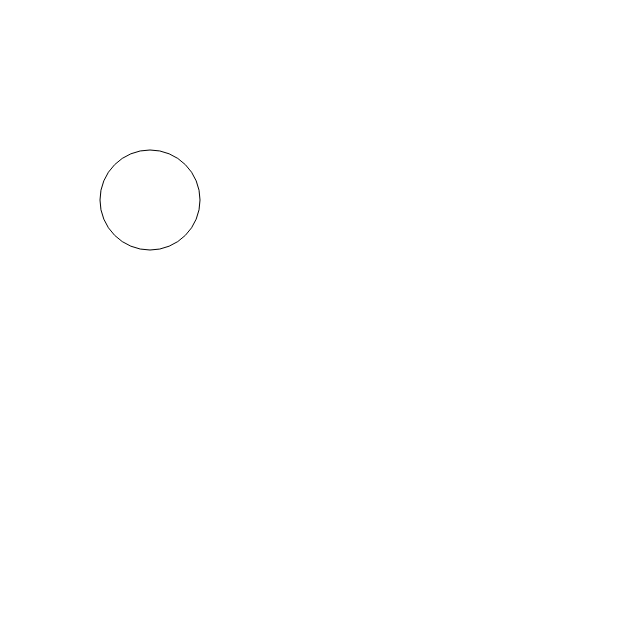
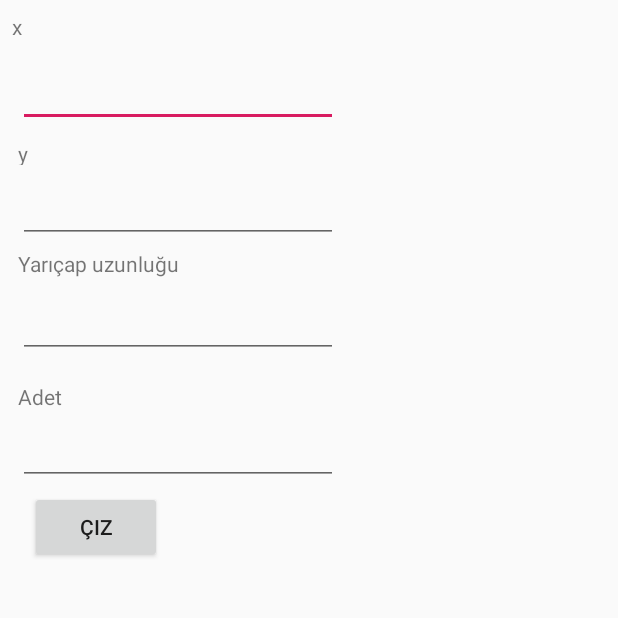
Before and after one commit to kucuk13/My-First-Android-Project---Drawing-Circle, an Android app: the screen it shows after launch (MainActivity), on a phone screen of 412 x 824 dp, the top half of it. Before the commit the part shown is almost empty. Run offline under Robolectric (Android 15) with nearby library versions, the phone set to English and light mode, and no system bars.

Commit message:
Draws n tangent circles on the screen with the entered values(x, y, radius, n).

```diff
--- a/app/build.gradle
+++ b/app/build.gradle
@@ -23,6 +23,7 @@ dependencies {
     implementation fileTree(dir: 'libs', include: ['*.jar'])
     implementation 'androidx.appcompat:appcompat:1.0.2'
     implementation 'androidx.constraintlayout:constraintlayout:1.1.3'
+    implementation 'com.google.android.material:material:1.0.0'
     testİmplementation 'junit:junit:4.12'
     androidTestİmplementation 'com.android.support.test:runner:1.0.2'
     androidTestİmplementation 'com.android.support.test.espresso:espresso-core:3.0.2'
--- a/app/src/main/java/com/example/proje/MainActivity.java
+++ b/app/src/main/java/com/example/proje/MainActivity.java
@@ -8,22 +8,39 @@ import android.os.Bundle;
 import android.view.View;
 import android.view.WindowManager;
 import androidx.appcompat.app.AppCompatActivity;
+import android.widget.EditText;
 
-public class MainActivity extends AppCompatActivity
-{
+public class MainActivity extends AppCompatActivity {
 
+    public static int a;
+    public static int b;
+    public static int c;
+    public static int d;
     @Override
-    public void onCreate(Bundle savedInstanceState)
-    {
+    protected void onCreate(Bundle savedInstanceState) {
         super.onCreate(savedInstanceState);
         getSupportActionBar().hide();
         getWindow().setFlags(WindowManager.LayoutParams.FLAG_FULLSCREEN,
                 WindowManager.LayoutParams.FLAG_FULLSCREEN);
+        setContentView(R.layout.activity_main);
+
+    }
+
+    public void draw(View v){
+        final EditText xe = (EditText) findViewById(R.id.x);
+        final EditText ye = (EditText) findViewById(R.id.y);
+        final EditText re = (EditText) findViewById(R.id.r);
+        final EditText ne = (EditText) findViewById(R.id.n);
+        a = Integer.parseInt(xe.getText().toString());
+        b = Integer.parseInt(ye.getText().toString());
+        c = Integer.parseInt(re.getText().toString());
+        d = Integer.parseInt(ne.getText().toString());
         setContentView(new MyView(this));
     }
 
     public class MyView extends View
     {
+
         Paint paint = null;
         public MyView(Context context)
         {
@@ -35,17 +52,24 @@ public class MainActivity extends AppCompatActivity
         protected void onDraw(Canvas canvas)
         {
             super.onDraw(canvas);
-            int x = 300;
-            int y = 400;
+            int x = a;
+            int y = b;
             int radius;
-            radius = 50;
-            paint.setStyle(Paint.Style.STROKE); //FILL = doldur, STROKE = sadece kenarlarını çiz
+            radius = c;
+            paint.setStyle(Paint.Style.FILL);
             paint.setColor(Color.WHITE);
             canvas.drawPaint(paint);
-            // Use Color.parseColor to define HTML colors
             paint.setColor(Color.BLACK);
             canvas.drawCircle(x / 2, y / 2, radius, paint);
-            //canvas.drawCircle(200, 300, radius, paint);
+            int i ;
+            d = d - 1;
+            for (i = 0; i < d; i++){
+                x = x + (c * 4);
+                paint.setStyle(Paint.Style.STROKE);
+                canvas.drawCircle(x / 2, y / 2, radius, paint);
+            }
         }
     }
+
+
 }
--- a/app/src/main/res/layout/activity_main.xml
+++ b/app/src/main/res/layout/activity_main.xml
@@ -8,13 +8,94 @@
 
     <TextView
         android:id="@+id/textView"
-        android:layout_width="395dp"
+        android:layout_width="0dp"
         android:layout_height="wrap_content"
-        android:layout_marginStart="16dp"
-        android:layout_marginTop="16dp"
-        android:text="Hello Android!"
+        android:layout_marginStart="8dp"
+        android:layout_marginTop="8dp"
+        android:text="x"
         app:layout_constraintStart_toStartOf="parent"
         app:layout_constraintTop_toTopOf="parent" />
 
+    <EditText
+        android:id="@+id/x"
+        android:layout_width="wrap_content"
+        android:layout_height="wrap_content"
+        android:layout_marginStart="4dp"
+        android:layout_marginTop="12dp"
+        android:ems="10"
+        android:inputType="number"
+        app:layout_constraintStart_toStartOf="@+id/textView"
+        app:layout_constraintTop_toBottomOf="@+id/textView" />
+
+    <TextView
+        android:id="@+id/textView3"
+        android:layout_width="9dp"
+        android:layout_height="17dp"
+        android:layout_marginTop="8dp"
+        android:text="y"
+        app:layout_constraintStart_toStartOf="@+id/x"
+        app:layout_constraintTop_toBottomOf="@+id/x" />
+
+    <EditText
+        android:id="@+id/y"
+        android:layout_width="wrap_content"
+        android:layout_height="wrap_content"
+        android:layout_marginTop="24dp"
+        android:ems="10"
+        android:inputType="number"
+        app:layout_constraintStart_toStartOf="@+id/textView3"
+        app:layout_constraintTop_toTopOf="@+id/textView3" />
+
+    <TextView
+        android:id="@+id/textView4"
+        android:layout_width="wrap_content"
+        android:layout_height="wrap_content"
+        android:layout_marginTop="4dp"
+        android:text="Yarıçap uzunluğu"
+        app:layout_constraintStart_toStartOf="@+id/y"
+        app:layout_constraintTop_toBottomOf="@+id/y" />
+
+    <EditText
+        android:id="@+id/r"
+        android:layout_width="wrap_content"
+        android:layout_height="wrap_content"
+        android:layout_marginTop="8dp"
+        android:ems="10"
+        android:inputType="number"
+        app:layout_constraintStart_toStartOf="@+id/textView4"
+        app:layout_constraintTop_toBottomOf="@+id/textView4" />
+
+    <TextView
+        android:id="@+id/textView5"
+        android:layout_width="wrap_content"
+        android:layout_height="wrap_content"
+        android:layout_marginTop="16dp"
+        android:text="Adet"
+        app:layout_constraintStart_toStartOf="@+id/r"
+        app:layout_constraintTop_toBottomOf="@+id/r" />
+
+    <EditText
+        android:id="@+id/n"
+        android:layout_width="wrap_content"
+        android:layout_height="wrap_content"
+        android:layout_marginTop="4dp"
+        android:ems="10"
+        android:inputType="number"
+        app:layout_constraintStart_toStartOf="@+id/textView5"
+        app:layout_constraintTop_toBottomOf="@+id/textView5" />
+
+    <Button
+        android:id="@+id/bt"
+        android:layout_width="wrap_content"
+        android:layout_height="wrap_content"
+        android:layout_marginStart="8dp"
+        android:layout_marginTop="4dp"
+        android:layout_marginEnd="117dp"
+        android:text="Çiz"
+        android:onClick="draw"
+        app:layout_constraintEnd_toEndOf="@+id/n"
+        app:layout_constraintHorizontal_bias="1.0"
+        app:layout_constraintStart_toStartOf="@+id/n"
+        app:layout_constraintTop_toBottomOf="@+id/n" />
 
 </androidx.constraintlayout.widget.ConstraintLayout>
--- /dev/null
+++ b/app/src/main/res/values/dimens.xml
@@ -0,0 +1,3 @@
+<resources>
+    <dimen name="fab_margin">16dp</dimen>
+</resources>
--- a/app/src/main/res/values/styles.xml
+++ b/app/src/main/res/values/styles.xml
@@ -8,4 +8,13 @@
         <item name="colorAccent">@color/colorAccent</item>
     </style>
 
+    <style name="AppTheme.NoActionBar">
+        <item name="windowActionBar">false</item>
+        <item name="windowNoTitle">true</item>
+    </style>
+
+    <style name="AppTheme.AppBarOverlay" parent="ThemeOverlay.AppCompat.Dark.ActionBar" />
+
+    <style name="AppTheme.PopupOverlay" parent="ThemeOverlay.AppCompat.Light" />
+
 </resources>
```
